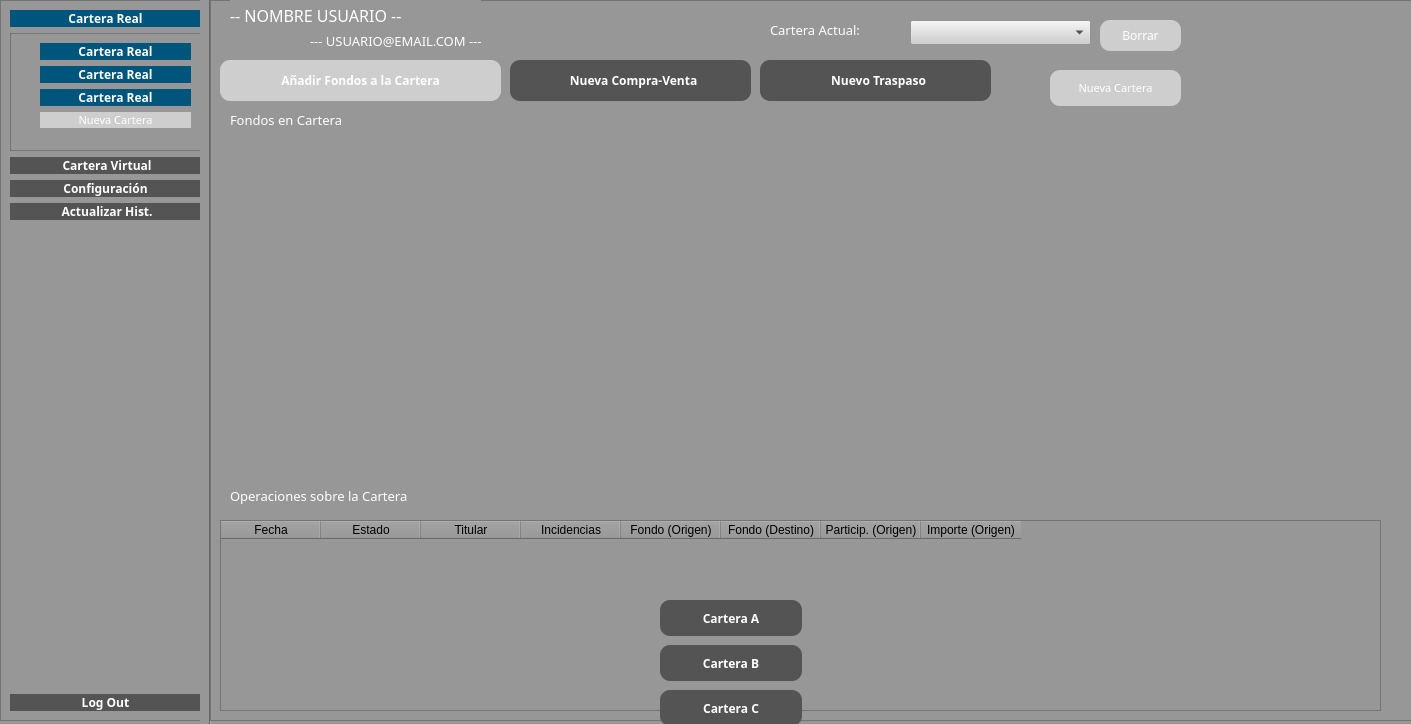
Qt form src/GUI/PrincipalUsuario.ui (jesusramondovale/IngenicaSTS) before a commit.
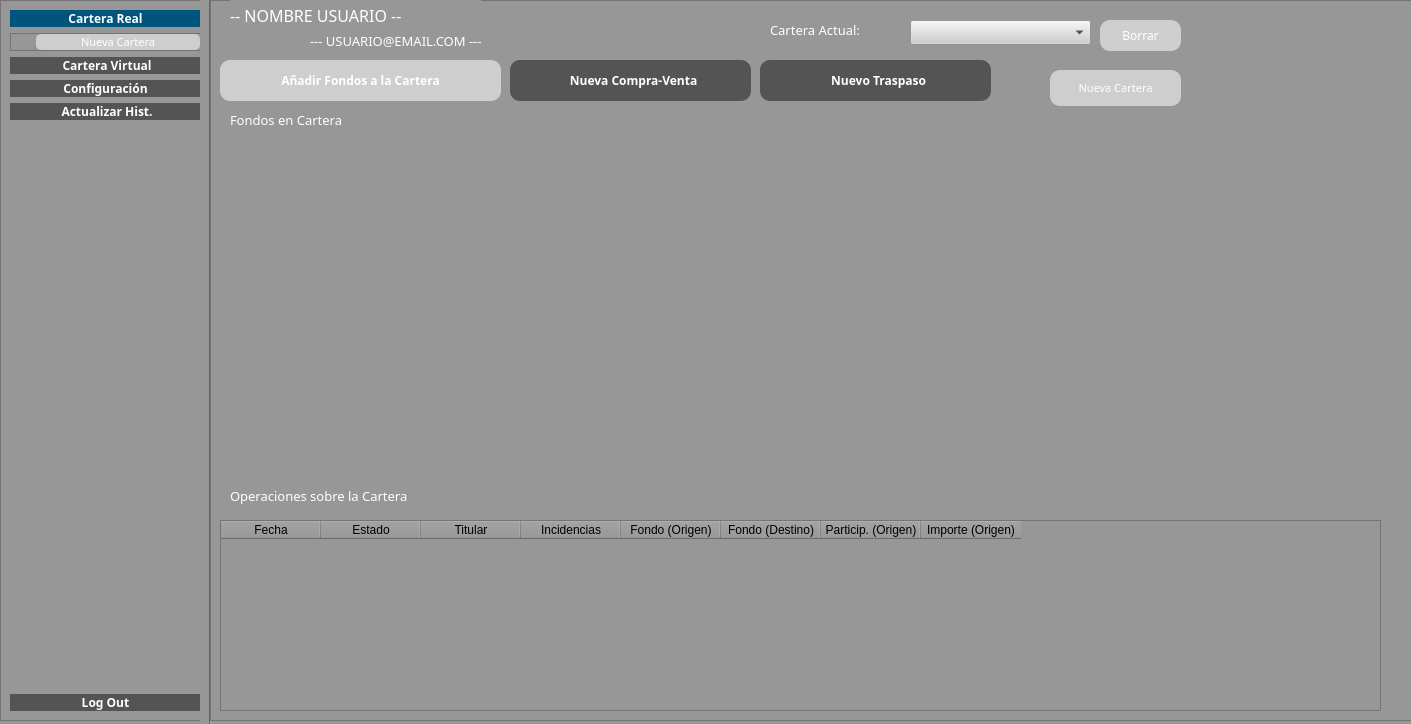
The same form after that commit. Icons and pictures are not drawn.

Commit message: Añadido: UpdateTable, CurrentCartera en Botones SideMenu

```diff
--- a/src/GUI/PrincipalUsuario.ui
+++ b/src/GUI/PrincipalUsuario.ui
@@ -125,109 +125,59 @@
       </widget>
      </item>
      <item>
-      <widget class="QFrame" name="layoutButtonsCarteras">
+      <widget class="QFrame" name="frameButtonsCarteras">
        <property name="maximumSize">
         <size>
          <width>16777215</width>
          <height>16777215</height>
         </size>
        </property>
+       <property name="styleSheet">
+        <string notr="true">QPushButton {
+
+	border-radius: 5px;
+	background-color: rgb(84, 84, 84);
+	color:rgb(255, 255, 255)
+
+}
+
+QPushButton:hover {
+	 background-color: rgb(0, 85,124);
+     color: rgb(255, 255, 255)
+}
+
+QPushButton:checked {
+                                    background-color: rgb(0, 85,124);
+                                    color: rgb(255, 255, 255)
+                                }
+</string>
+       </property>
        <property name="frameShape">
         <enum>QFrame::StyledPanel</enum>
        </property>
        <property name="frameShadow">
         <enum>QFrame::Raised</enum>
        </property>
-       <layout class="QVBoxLayout" name="verticalLayout_2">
+       <layout class="QVBoxLayout" name="verticalLayout_3">
         <property name="leftMargin">
-         <number>29</number>
+         <number>25</number>
+        </property>
+        <property name="topMargin">
+         <number>0</number>
+        </property>
+        <property name="rightMargin">
+         <number>0</number>
         </property>
         <property name="bottomMargin">
-         <number>22</number>
+         <number>0</number>
         </property>
         <item>
-         <widget class="QPushButton" name="buttonCartReal_2">
-          <property name="font">
-           <font>
-            <family>Yu Gothic UI Light</family>
-            <pointsize>9</pointsize>
-            <weight>75</weight>
-            <bold>true</bold>
-           </font>
+         <layout class="QVBoxLayout" name="layoutButtonsCarteras">
+          <property name="sizeConstraint">
+           <enum>QLayout::SetMaximumSize</enum>
           </property>
-          <property name="styleSheet">
-           <string notr="true"/>
-          </property>
-          <property name="text">
-           <string>Cartera Real</string>
-          </property>
-          <property name="checkable">
-           <bool>true</bool>
-          </property>
-          <property name="checked">
-           <bool>true</bool>
-          </property>
-          <property name="autoExclusive">
-           <bool>true</bool>
-          </property>
-         </widget>
-        </item>
         <item>
-         <widget class="QPushButton" name="buttonCartReal_3">
-          <property name="font">
-           <font>
-            <family>Yu Gothic UI Light</family>
-            <pointsize>9</pointsize>
-            <weight>75</weight>
-            <bold>true</bold>
-           </font>
-          </property>
-          <property name="styleSheet">
-           <string notr="true"/>
-          </property>
-          <property name="text">
-           <string>Cartera Real</string>
-          </property>
-          <property name="checkable">
-           <bool>true</bool>
-          </property>
-          <property name="checked">
-           <bool>true</bool>
-          </property>
-          <property name="autoExclusive">
-           <bool>true</bool>
-          </property>
-         </widget>
-        </item>
-        <item>
-         <widget class="QPushButton" name="buttonCartReal_4">
-          <property name="font">
-           <font>
-            <family>Yu Gothic UI Light</family>
-            <pointsize>9</pointsize>
-            <weight>75</weight>
-            <bold>true</bold>
-           </font>
-          </property>
-          <property name="styleSheet">
-           <string notr="true"/>
-          </property>
-          <property name="text">
-           <string>Cartera Real</string>
-          </property>
-          <property name="checkable">
-           <bool>true</bool>
-          </property>
-          <property name="checked">
-           <bool>true</bool>
-          </property>
-          <property name="autoExclusive">
-           <bool>true</bool>
-          </property>
-         </widget>
-        </item>
-        <item>
-         <widget class="QPushButton" name="buttonAddCarteraReal_2">
+           <widget class="QPushButton" name="buttonAddCarteraReal">
           <property name="maximumSize">
            <size>
             <width>183</width>
@@ -255,6 +205,8 @@
             <normaloff>../../../feather/plus-circle.svg</normaloff>../../../feather/plus-circle.svg</iconset>
           </property>
          </widget>
+          </item>
+         </layout>
         </item>
        </layout>
       </widget>
@@ -855,7 +807,7 @@
     <property name="frameShadow">
      <enum>QFrame::Raised</enum>
     </property>
-    <widget class="QPushButton" name="buttonAddCarteraReal">
+    <widget class="QPushButton" name="buttonAddCarteraReal2">
      <property name="geometry">
       <rect>
        <x>840</x>
@@ -1179,17 +1131,6 @@
       <string>--- USUARIO@EMAIL.COM ---</string>
      </property>
     </widget>
-    <widget class="QWidget" name="horizontalLayoutWidget_2">
-     <property name="geometry">
-      <rect>
-       <x>10</x>
-       <y>140</y>
-       <width>371</width>
-       <height>311</height>
-      </rect>
-     </property>
-     <layout class="QHBoxLayout" name="layoutPieChart"/>
-    </widget>
     <widget class="QPushButton" name="buttonOpTraspaso">
      <property name="geometry">
       <rect>
@@ -1221,96 +1162,17 @@
       <bool>false</bool>
      </property>
     </widget>
-   </widget>
-   <widget class="QPushButton" name="buttonCartX">
+    <widget class="QWidget" name="horizontalLayoutWidget_2">
     <property name="geometry">
      <rect>
-      <x>660</x>
-      <y>690</y>
-      <width>142</width>
-      <height>36</height>
-     </rect>
-    </property>
-    <property name="font">
-     <font>
-      <family>Yu Gothic UI Light</family>
-      <pointsize>9</pointsize>
-      <weight>75</weight>
-      <bold>true</bold>
-     </font>
-    </property>
-    <property name="styleSheet">
-     <string notr="true"/>
-    </property>
-    <property name="text">
-     <string>Cartera C</string>
-    </property>
-    <property name="checkable">
-     <bool>true</bool>
-    </property>
-    <property name="checked">
-     <bool>false</bool>
-    </property>
-   </widget>
-   <widget class="QPushButton" name="buttonCartY">
-    <property name="geometry">
-     <rect>
-      <x>660</x>
-      <y>645</y>
-      <width>142</width>
-      <height>36</height>
-     </rect>
-    </property>
-    <property name="font">
-     <font>
-      <family>Yu Gothic UI Light</family>
-      <pointsize>9</pointsize>
-      <weight>75</weight>
-      <bold>true</bold>
-     </font>
-    </property>
-    <property name="styleSheet">
-     <string notr="true"/>
-    </property>
-    <property name="text">
-     <string>Cartera B</string>
-    </property>
-    <property name="checkable">
-     <bool>true</bool>
-    </property>
-    <property name="checked">
-     <bool>false</bool>
-    </property>
-   </widget>
-   <widget class="QPushButton" name="buttonCartZ">
-    <property name="geometry">
-     <rect>
-      <x>660</x>
-      <y>600</y>
-      <width>142</width>
-      <height>36</height>
-     </rect>
-    </property>
-    <property name="font">
-     <font>
-      <family>Yu Gothic UI Light</family>
-      <pointsize>9</pointsize>
-      <weight>75</weight>
-      <bold>true</bold>
-     </font>
-    </property>
-    <property name="styleSheet">
-     <string notr="true"/>
-    </property>
-    <property name="text">
-     <string>Cartera A</string>
-    </property>
-    <property name="checkable">
-     <bool>true</bool>
-    </property>
-    <property name="checked">
-     <bool>false</bool>
-    </property>
+       <x>20</x>
+       <y>150</y>
+       <width>411</width>
+       <height>321</height>
+      </rect>
+     </property>
+     <layout class="QHBoxLayout" name="layoutPieChart"/>
+    </widget>
    </widget>
    <zorder>frameBarra</zorder>
    <zorder>line</zorder>
```
Left out of the diff: 3 changed lines with no effect on the pictures. Lines whose indentation alone changed are shown as unchanged. The commit also changes 6 other files.
